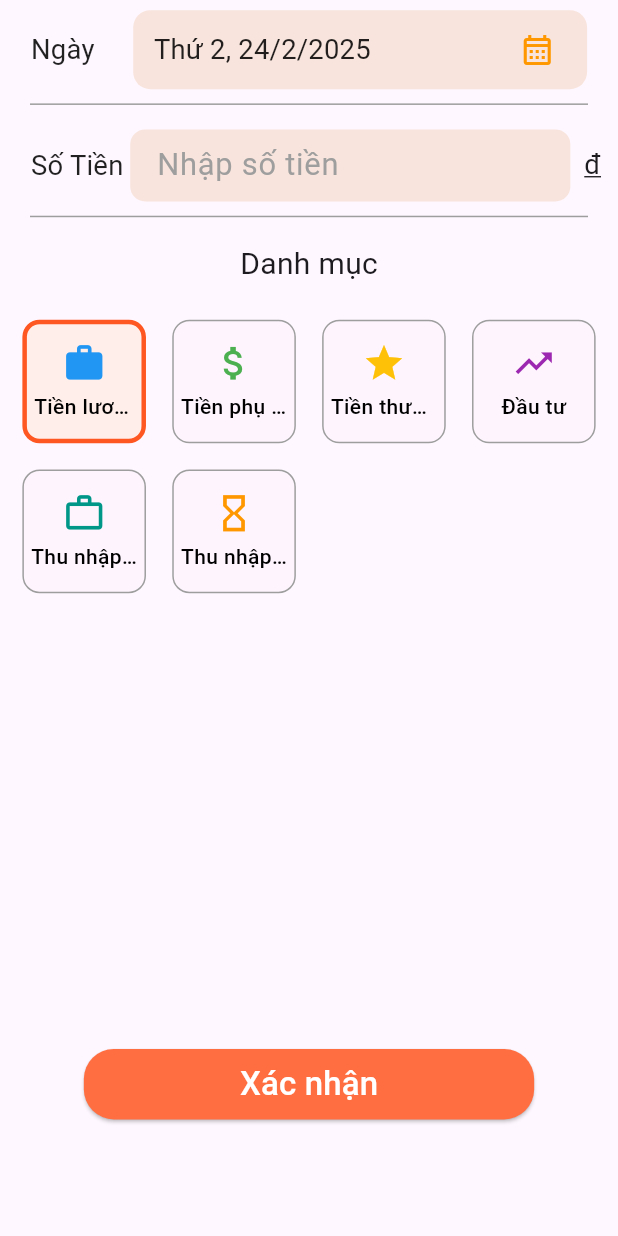
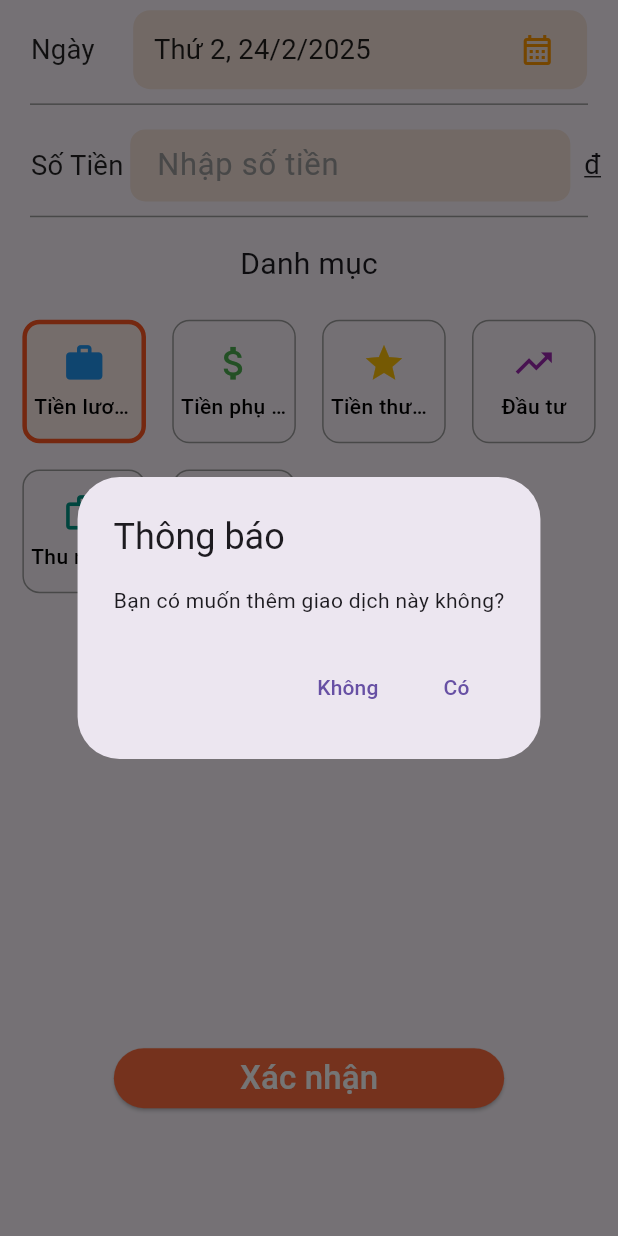
Before and after one commit to CastOfff/quan_li_chi_tieu_2, a Flutter app: the IncomePage screen opened directly, after a tap on "Xác nhận", on a phone screen of 412 x 824 dp. Run offline on Flutter 3.47's test engine with Material 3 defaults, Android fonts, the phone set to English and light mode, and no system bars; our stand-ins replace flutter_screenutil, hive_ce, hive_ce_flutter, table_calendar; missing offline and left inert: dart:ffi; accounts and stored records are empty.

Commit message:
update income_page

```diff
--- a/lib/pages/transction page/expense_page.dart
+++ b/lib/pages/transction page/expense_page.dart
@@ -58,7 +58,6 @@ class _ExpensePageState extends State<ExpensePage> {
           /// NHẬP SỐ TIỀN
           InsertMoneyField(moneyController: moneyController, focusNode: focusNode,),
 
-
           const Divider(
             thickness: 1,
             color: Colors.grey,
@@ -66,6 +65,7 @@ class _ExpensePageState extends State<ExpensePage> {
             indent: 20,
             endIndent: 20,
           ),
+
           Center(
             heightFactor: 1.5,
             child: Text(
--- a/lib/pages/transction page/income_page.dart
+++ b/lib/pages/transction page/income_page.dart
@@ -1,9 +1,14 @@
 import 'package:flutter/material.dart';
+import 'package:provider/provider.dart';
 
 import '../../category_item/category_income_item.dart';
+import '../../core/cash_flow_data.dart';
+import '../../core/date_manager.dart';
+import '../../providers/cash_flow_provider.dart';
 import '../../widget/calendar_filed.dart';
 import '../../widget/category_selecter.dart';
 import '../../widget/insert_money_field.dart';
+import '../../widget/number_format.dart';
 
 class IncomePage extends StatefulWidget {
   const IncomePage({super.key});
@@ -21,6 +26,7 @@ class _IncomePageState extends State<IncomePage> {
   int selectedCategoryIndex = 0;
   TextEditingController moneyController = TextEditingController();
   final FocusNode focusNode = FocusNode();
+  final bool isIncome = true;
 
   @override
   void dispose() {
@@ -30,12 +36,14 @@ class _IncomePageState extends State<IncomePage> {
 
   @override
   Widget build(BuildContext context) {
+    final provider = Provider.of<CashFlowProvider>(context);
     return Scaffold(
       body: Column(
         children: [
+          /// THỜI GIAN
           CalendarFiled(
               onDateChanged: (selectDay) {
-                print('${selectDay.year}, ${selectDay.month}, ${selectDay.day}');
+                DateManeger().updateDate(selectDay);
               }
           ),
           const Divider(
@@ -45,6 +53,8 @@ class _IncomePageState extends State<IncomePage> {
             indent: 20,
             endIndent: 20,
           ),
+
+          /// NHẬP SỐ TIỀN
           InsertMoneyField(moneyController: moneyController, focusNode: focusNode,),
           const Divider(
             thickness: 1,
@@ -75,10 +85,44 @@ class _IncomePageState extends State<IncomePage> {
               categories: categories,
             ),
           ),
+
+          /// NÚT XÁC NHẬN
           Flexible(
             flex: 1,
             child: ElevatedButton(
               onPressed: (){
+                showDialog(
+                    context: context,
+                    builder: (context) {
+                      return AlertDialog(
+                          title: Text("Thông báo"),
+                          content: Text('Bạn có muốn thêm giao dịch này không?'),
+                          actions: [
+                            TextButton(
+                              onPressed: () {
+                                Navigator.of(context).pop();
+                              },
+                              child: Text('Không'),
+                            ),
+                            TextButton(
+                              onPressed: () {
+                                provider.addTransaction(
+                                    CashFlowData(
+                                      date: DateManeger().selectedDate,
+                                      isIncome: isIncome,
+                                      amount: NumberFormatter().stringToInt(moneyController.text),
+                                      category: categoriesIncome[selectedCategoryIndex]['name'],
+                                    )
+                                );
+                                moneyController.clear();
+                                Navigator.of(context).pop();
+                              },
+                              child: Text('Có'),
+                            )
+                          ]
+                      );
+                    }
+                );
                 focusNode.unfocus();
               },
               style: ButtonStyle(
@@ -89,11 +133,12 @@ class _IncomePageState extends State<IncomePage> {
                 backgroundColor: MaterialStateProperty.all(Colors.deepOrangeAccent),
               ),
               child: Padding(
-                padding: const EdgeInsets.only(left: 80, right: 80, top: 8, bottom: 8),
+                padding: EdgeInsets.symmetric(horizontal: 60.0, vertical: 0),
                 child: Text('Xác nhận',style: TextStyle(color: Colors.white, fontSize: 22, fontWeight: FontWeight.w500),),
               ),
             ),
           ),
+          SizedBox(height: 5,)
         ],
       ),
     );
--- a/lib/pages/transction page/transaction_page.dart
+++ b/lib/pages/transction page/transaction_page.dart
@@ -37,8 +37,8 @@ class _TransactionPageState extends State<TransactionPage> with SingleTickerProv
             controller: tabController,
             indicatorSize: TabBarIndicatorSize.tab,
             indicator: const UnderlineTabIndicator(
-              borderSide: BorderSide(width: 2.0, color: Colors.deepOrange), // Độ dày và màu sắc
-              insets: EdgeInsets.symmetric(horizontal: 2.0),
+              borderSide: BorderSide(width: 4.0, color: Colors.deepOrange), // Độ dày và màu sắc
+              insets: EdgeInsets.symmetric(horizontal: 60.0),
               // Khoảng cách từ viền
             ),
             indicatorColor: Colors.deepOrange,
```
